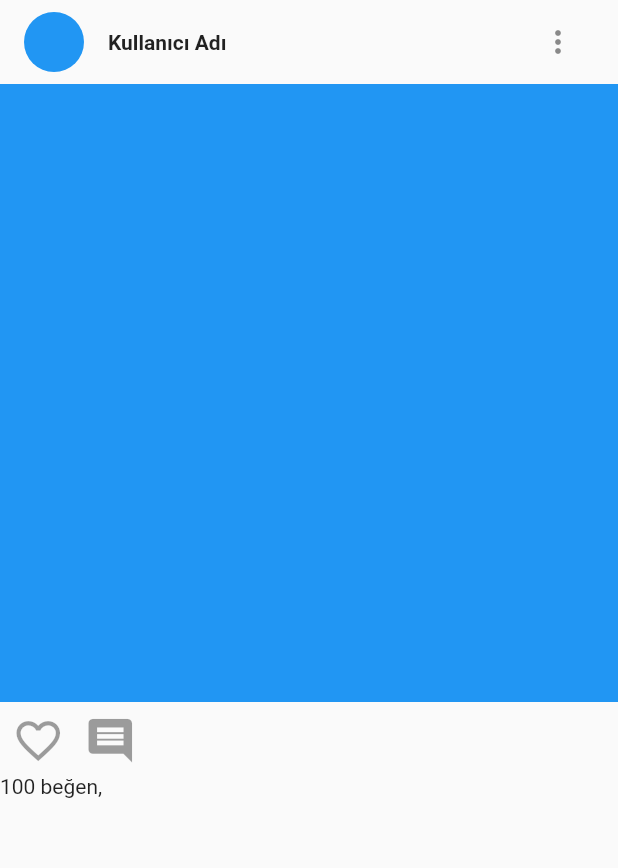
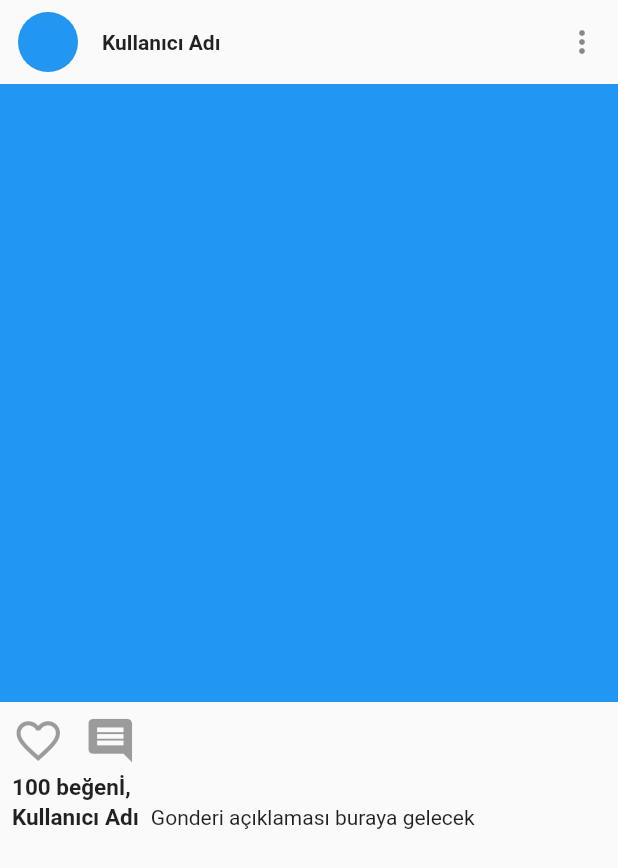
Before and after one commit to superknowa/flutter-socialapp, a Flutter app: the GonderiKart widget shown alone on an empty page, opened directly, on a phone screen of 412 x 824 dp. Shown: the top 868 px of the screen. Run offline on Flutter 3.47's test engine with Material 2 defaults, Android fonts, the phone set to English and light mode, and no system bars; our stand-ins replace cached_network_image, cloud_firestore, firebase_auth, firebase_storage, google_sign_in, image_picker; accounts and stored records are empty.

```diff
--- a/lib/sayfalar/profil.dart
+++ b/lib/sayfalar/profil.dart
@@ -152,8 +152,8 @@ class _ProfilState extends State<Profil> {
     if(gonderiStili == "liste"){
 
       return ListView.builder(
-        shrinkWrap: true,
-        primary: false,
+        shrinkWrap: true, //Anlat
+        primary: false, //Primary anlat
         itemCount: _gonderiler.length,
         itemBuilder: (context, index){
           return GonderiKart();
--- a/lib/widgetlar/gonderikarti.dart
+++ b/lib/widgetlar/gonderikarti.dart
@@ -2,7 +2,6 @@ import 'package:flutter/material.dart';
 import 'package:socialapp/modeller/gonderi.dart';
 
 class GonderiKart extends StatefulWidget {
-
   final Gonderi gonderi;
 
   const GonderiKart({this.gonderi});
@@ -12,40 +11,82 @@ class GonderiKart extends StatefulWidget {
 }
 
 class _GonderiKartState extends State<GonderiKart> {
-
-
-  gonderiBasligi(){
-
-   return ListTile(
-     leading: CircleAvatar(backgroundColor: Colors.blue,),
-     title: Text("Kullanıcı Adı",style: TextStyle(fontSize: 14.0,fontWeight: FontWeight.bold),),
-     trailing: IconButton(icon: Icon(Icons.more_vert), onPressed: (){}),
-   );
-
-  }
-
-  gonderiResmi(){
-    return Container(
-      height: MediaQuery.of(context).size.width,
-      decoration: BoxDecoration(
-        color: Colors.blue
+  gonderiBasligi() {
+    return ListTile(
+      leading: Padding(
+        padding: const EdgeInsets.only(left:12.0),
+        child: CircleAvatar(
+          backgroundColor: Colors.blue,
+        ),
       ),
+      title: Text(
+        "Kullanıcı Adı",
+        style: TextStyle(fontSize: 14.0, fontWeight: FontWeight.bold),
+      ),
+      trailing: IconButton(
+        icon: Icon(Icons.more_vert),
+        onPressed: () {},
+      ),
+      contentPadding: EdgeInsets.all(0.0),
     );
   }
 
-  gonderiAlt(){
+  gonderiResmi() {
+    return Container(
+      height: MediaQuery.of(context).size.width,
+      decoration: BoxDecoration(color: Colors.blue),
+    );
+  }
+
+  gonderiAlt() {
     return Column(
-      crossAxisAlignment: CrossAxisAlignment.start,//Sonda ekle beğeni yazısının sola kaydığı görülsün.
+      crossAxisAlignment: CrossAxisAlignment
+          .start, //Sonda ekle beğeni yazısının sola kaydığı görülsün.
       children: <Widget>[
         Row(
           mainAxisAlignment: MainAxisAlignment.start,
           children: <Widget>[
-            IconButton(icon: Icon(Icons.favorite_border,size: 35.0,), onPressed: null,),
-            IconButton(icon: Icon(Icons.comment,size: 35.0,), onPressed: null,)
+            IconButton(
+              icon: Icon(
+                Icons.favorite_border,
+                size: 35.0,
+              ),
+              onPressed: null,
+            ),
+            IconButton(
+              icon: Icon(
+                Icons.comment,
+                size: 35.0,
+              ),
+              onPressed: null,
+            )
           ],
         ),
-        Text("100 beğen,")
-
+        Padding(
+          padding: const EdgeInsets.only(left: 8.0),
+          child: Text(
+            "100 beğenİ,",
+            style: TextStyle(fontSize: 15.0, fontWeight: FontWeight.bold),
+          ),
+        ),
+        SizedBox(
+          height: 2.0,
+        ),
+        Row(
+          children: <Widget>[
+            Padding(
+              padding: const EdgeInsets.only(
+                left: 8.0,
+                right: 8.0,
+              ),
+              child: Text(
+                "Kullanıcı Adı",
+                style: TextStyle(fontSize: 15.0, fontWeight: FontWeight.bold),
+              ),
+            ),
+            Expanded(child: Text("Gonderi açıklaması buraya gelecek"))
+          ],
+        )
       ],
     );
   }
@@ -57,7 +98,9 @@ class _GonderiKartState extends State<GonderiKart> {
         gonderiBasligi(),
         gonderiResmi(),
         gonderiAlt(),
-        SizedBox(height: 10.0,)
+        SizedBox(
+          height: 10.0,
+        )
       ],
     );
   }
```
